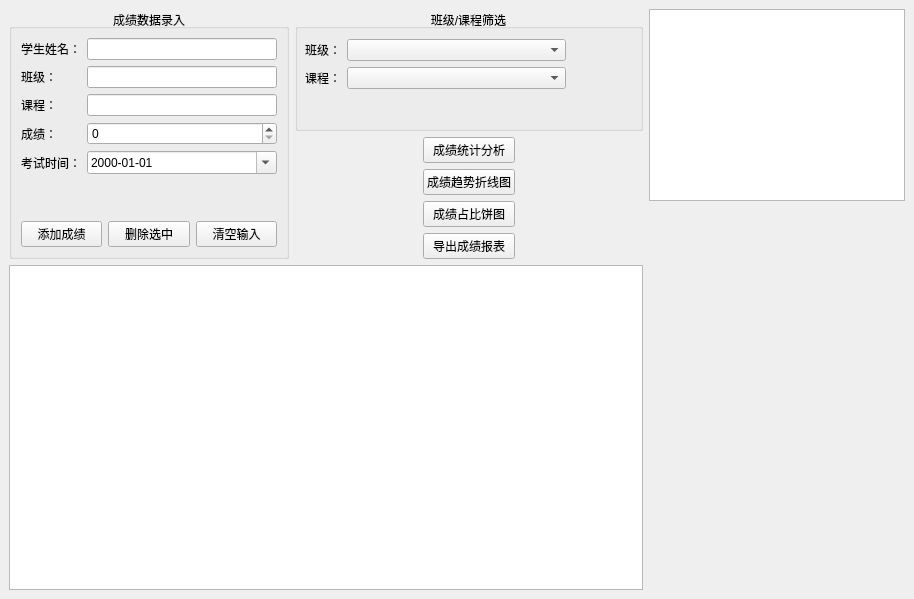
Above: mainwindow.ui from ZERONE-xhc/QTStudentScoreSystem before the change. Below: the same form after it.
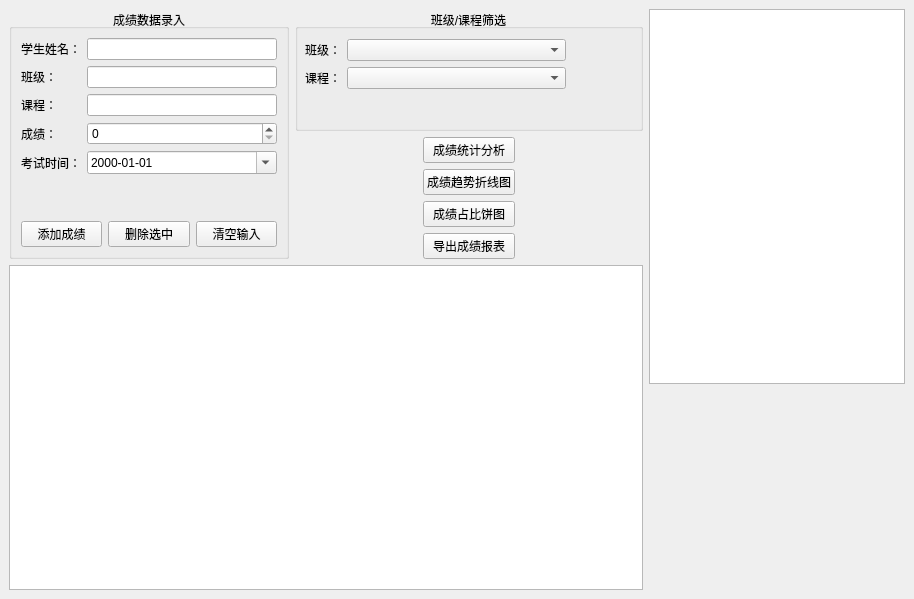
That is the form after the change.

```diff
--- a/mainwindow.ui
+++ b/mainwindow.ui
@@ -204,25 +204,6 @@
         </property>
        </widget>
       </item>
-      <item>
-       <spacer name="verticalSpacer">
-        <property name="minimumSize">
-         <size>
-          <width>200</width>
-          <height>0</height>
-         </size>
-        </property>
-        <property name="orientation">
-         <enum>Qt::Orientation::Vertical</enum>
-        </property>
-        <property name="sizeHint" stdset="0">
-         <size>
-          <width>197</width>
-          <height>40</height>
-         </size>
-        </property>
-       </spacer>
-      </item>
       <item>
        <widget class="QWidget" name="widget_chart" native="true">
         <property name="minimumSize">
```
Left out of the diff: 2 changed lines with no effect on the pictures.
